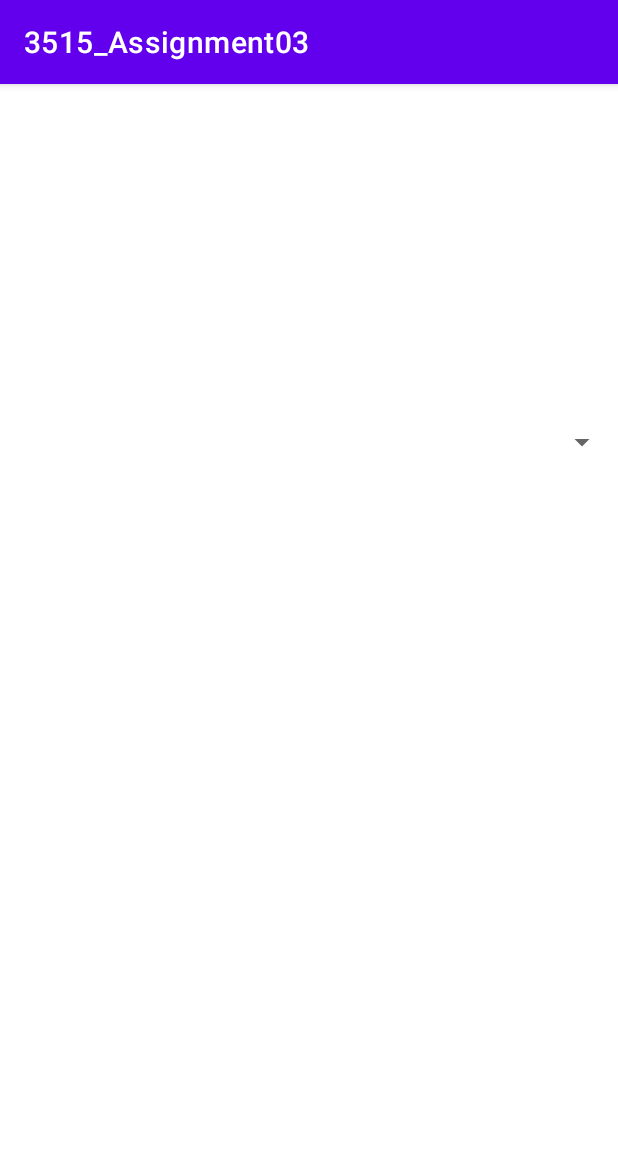
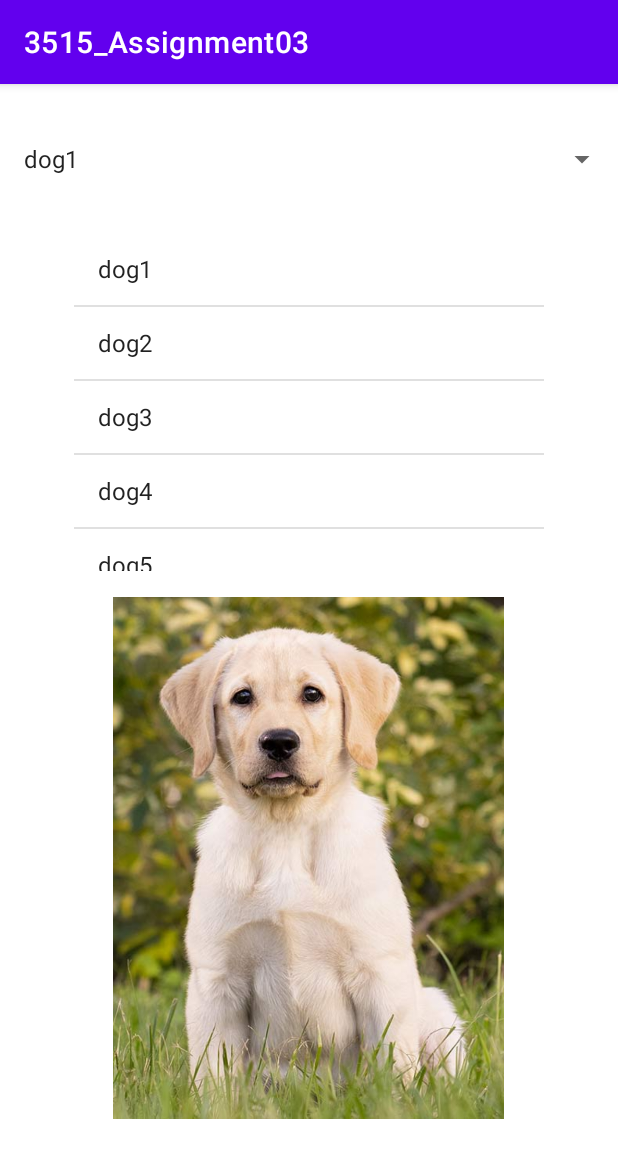
Before and after one commit to XufengRen/3515_Assignment03, an Android app: the screen it shows after launch (ImageActivity), on a phone screen of 412 x 824 dp. Shown: the top 1158 px of the screen. Run offline under Robolectric (Android 15) with nearby library versions, the phone set to English and light mode, and no system bars.

Commit message:
base model

```diff
--- a/app/src/main/java/edu/temple/a3515_assignment03/ImageActivity.java
+++ b/app/src/main/java/edu/temple/a3515_assignment03/ImageActivity.java
@@ -3,12 +3,56 @@ package edu.temple.a3515_assignment03;
 import androidx.appcompat.app.AppCompatActivity;
 
 import android.os.Bundle;
+import android.view.View;
+import android.widget.AdapterView;
+import android.widget.ArrayAdapter;
+import android.widget.ImageView;
+import android.widget.ListView;
+import android.widget.Spinner;
 
 public class ImageActivity extends AppCompatActivity {
 
+    ListView listView;
+    ImageView imageView;
+    Spinner spinner;
+    int[] dogs;
     @Override
     protected void onCreate(Bundle savedInstanceState) {
         super.onCreate(savedInstanceState);
         setContentView(R.layout.activity_main);
+
+
+        listView = findViewById(R.id.listView);
+        imageView = findViewById(R.id.imageView);
+        spinner = findViewById(R.id.spinner);
+
+        String[] dogArray = new String[]{"dog1","dog2","dog3","dog4","dog5"};
+        dogs = new int[]{R.drawable.dog1,R.drawable.dog2,R.drawable.dog3,R.drawable.dog4,R.drawable.dog5};
+
+        ArrayAdapter adapter = new ArrayAdapter(this,android.R.layout.simple_list_item_1,dogArray);
+
+        listView.setAdapter(adapter);
+        spinner.setAdapter(adapter);
+
+        listView.setOnItemClickListener(new AdapterView.OnItemClickListener() {
+            @Override
+            public void onItemClick(AdapterView<?> parent, View view, int position, long id){
+                imageView.setImageResource(dogs[position]);
+            }
+        });
+
+        spinner.setOnItemSelectedListener(new AdapterView.OnItemSelectedListener() {
+            @Override
+            public void onItemSelected(AdapterView<?> parent, View view, int position, long id) {
+                showPicture(position);
+            }
+            @Override
+            public void onNothingSelected(AdapterView<?> parent){}
+        });
+
+
+    }
+    public void showPicture (int position){
+        imageView.setImageResource(dogs[position]);
     }
 }
--- a/app/src/main/res/layout/activity_main.xml
+++ b/app/src/main/res/layout/activity_main.xml
@@ -6,15 +6,36 @@
     android:layout_height="match_parent"
     tools:context=".ImageActivity">
 
+    <ImageView
+        android:id="@+id/imageView"
+        android:layout_width="362dp"
+        android:layout_height="348dp"
+        app:layout_constraintBottom_toBottomOf="parent"
+        app:layout_constraintEnd_toEndOf="parent"
+        app:layout_constraintHorizontal_bias="0.489"
+        app:layout_constraintStart_toStartOf="parent"
+        app:layout_constraintTop_toTopOf="parent"
+        app:layout_constraintVertical_bias="0.814"
+        tools:srcCompat="@tools:sample/avatars" />
+
+    <ListView
+        android:id="@+id/listView"
+        android:layout_width="313dp"
+        android:layout_height="225dp"        app:layout_constraintBottom_toTopOf="@+id/imageView"
+        app:layout_constraintEnd_toEndOf="parent"
+        app:layout_constraintStart_toStartOf="parent"
+        app:layout_constraintTop_toTopOf="parent"
+        app:layout_constraintVertical_bias="0.85" />
+
     <Spinner
         android:id="@+id/spinner"
         android:layout_width="match_parent"
         android:layout_height="wrap_content"
-        app:layout_constraintBottom_toBottomOf="parent"
+        android:text="spinner"
+        app:layout_constraintBottom_toTopOf="@+id/listView"
         app:layout_constraintEnd_toEndOf="parent"
         app:layout_constraintHorizontal_bias="0.5"
         app:layout_constraintStart_toStartOf="parent"
-        app:layout_constraintTop_toTopOf="parent"
-        app:layout_constraintVertical_bias="0.305" />
+        app:layout_constraintTop_toTopOf="parent" />
 
 </androidx.constraintlayout.widget.ConstraintLayout>
```
Also changed, not shown: app/src/main/res/drawable-v24/dog1.jpg (renamed from app/src/main/res/drawable/dog1.jpg), app/src/main/res/drawable-v24/dog2.jpg (renamed from app/src/main/res/drawable/dog2.jpg), app/src/main/res/drawable-v24/dog3.jpg (renamed from app/src/main/res/drawable/dog3.jpg), app/src/main/res/drawable-v24/dog4.jpg (renamed from app/src/main/res/drawable/dog4.jpg), app/src/main/res/drawable-v24/dog5.jpg (renamed from app/src/main/res/drawable/dog5.jpg), app/src/main/res/layout/dog1.jpg (deleted), app/src/main/res/layout/dog2.jpg (deleted), app/src/main/res/layout/dog3.jpg (deleted), app/src/main/res/layout/dog4.jpg (deleted), app/src/main/res/layout/dog5.jpg (deleted).
